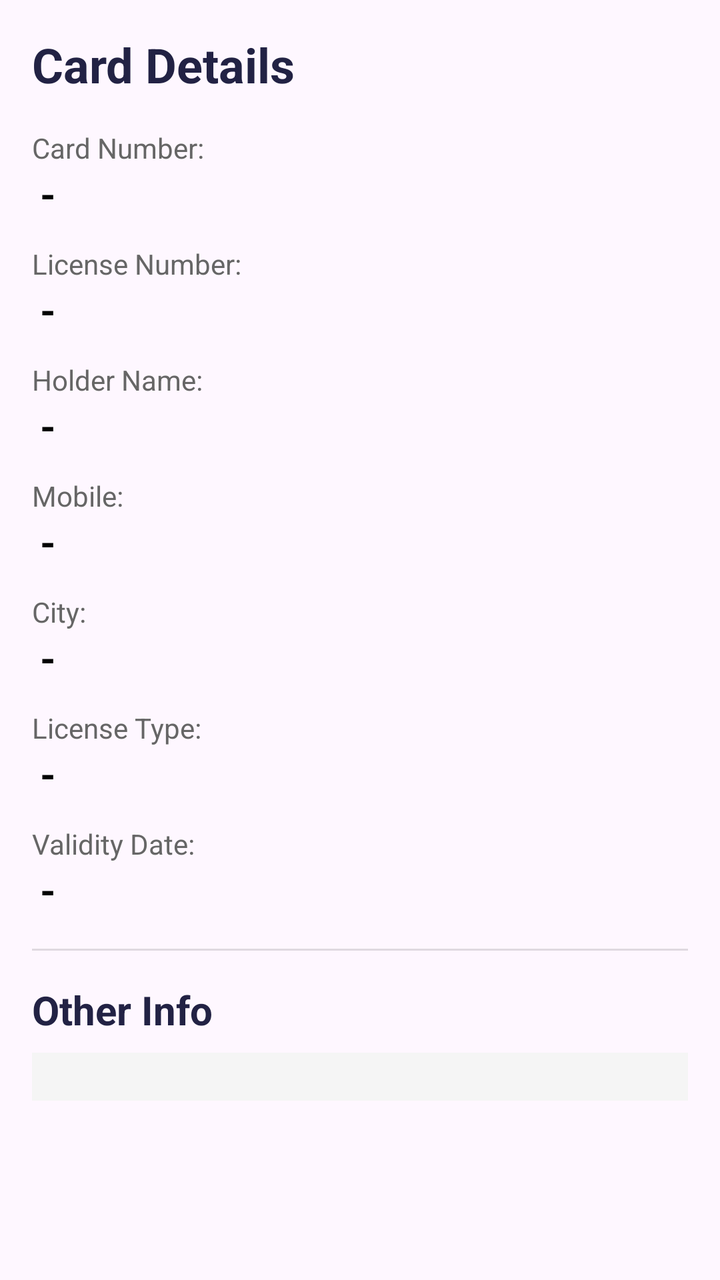
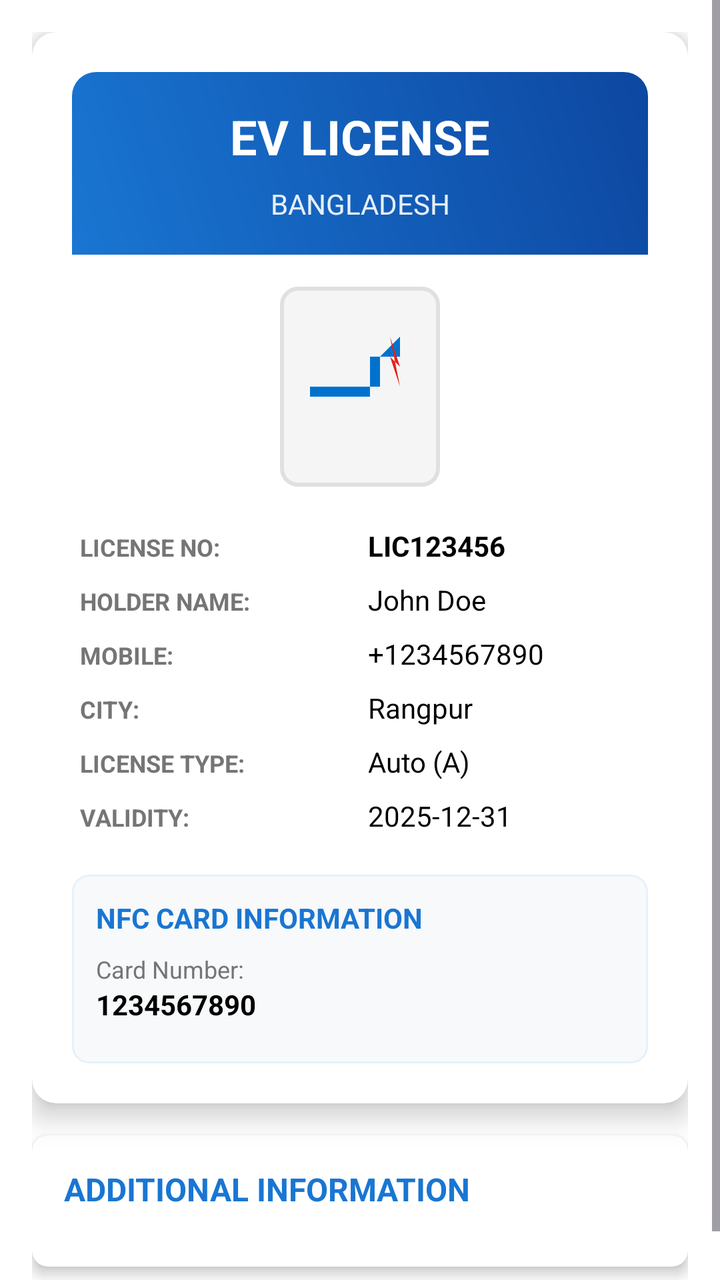

Before-and-after screenshots of an Android layout around one commit, followed by the original layout XML and the change that was made.
<!-- AndroidManifest.xml: application theme Theme.EVLicenseApp -->
<!-- res/layout/fragment_license_nfc_detail.xml -->
<?xml version="1.0" encoding="utf-8"?>
<ScrollView xmlns:android="http://schemas.android.com/apk/res/android"
    android:layout_width="match_parent"
    android:layout_height="match_parent"
    android:padding="16dp">

    <LinearLayout
        android:layout_width="match_parent"
        android:layout_height="wrap_content"
        android:orientation="vertical">

        <TextView
            android:layout_width="wrap_content"
            android:layout_height="wrap_content"
            android:text="Card Details"
            android:textSize="24sp"
            android:textStyle="bold"
            android:textColor="#222244"
            android:paddingBottom="8dp" />

        
        <TextView
            android:layout_width="wrap_content"
            android:layout_height="wrap_content"
            android:text="Card Number:"
            android:textSize="14sp"
            android:textColor="#666666"
            android:layout_marginTop="8dp"/>
        <TextView
            android:id="@+id/textCardNumber"
            android:layout_width="match_parent"
            android:layout_height="wrap_content"
            android:text="-"
            android:textSize="20sp"
            android:textColor="#000000"
            android:paddingStart="4dp"
            android:paddingEnd="4dp"
            android:textStyle="bold"/>

        
        <TextView
            android:layout_width="wrap_content"
            android:layout_height="wrap_content"
            android:text="License Number:"
            android:textSize="14sp"
            android:textColor="#666666"
            android:layout_marginTop="12dp"/>
        <TextView
            android:id="@+id/textLicenseNumber"
            android:layout_width="match_parent"
            android:layout_height="wrap_content"
            android:text="-"
            android:textSize="20sp"
            android:textColor="#000000"
            android:paddingStart="4dp"
            android:paddingEnd="4dp"
            android:textStyle="bold"/>

        
        <TextView
            android:layout_width="wrap_content"
            android:layout_height="wrap_content"
            android:text="Holder Name:"
            android:textSize="14sp"
            android:textColor="#666666"
            android:layout_marginTop="12dp"/>
        <TextView
            android:id="@+id/textHolderName"
            android:layout_width="match_parent"
            android:layout_height="wrap_content"
            android:text="-"
            android:textSize="20sp"
            android:textColor="#000000"
            android:paddingStart="4dp"
            android:paddingEnd="4dp"
            android:textStyle="bold"/>

        
        <TextView
            android:layout_width="wrap_content"
            android:layout_height="wrap_content"
            android:text="Mobile:"
            android:textSize="14sp"
            android:textColor="#666666"
            android:layout_marginTop="12dp"/>
        <TextView
            android:id="@+id/textMobile"
            android:layout_width="match_parent"
            android:layout_height="wrap_content"
            android:text="-"
            android:textSize="20sp"
            android:textColor="#000000"
            android:paddingStart="4dp"
            android:paddingEnd="4dp"
            android:textStyle="bold"/>

        
        <TextView
            android:layout_width="wrap_content"
            android:layout_height="wrap_content"
            android:text="City:"
            android:textSize="14sp"
            android:textColor="#666666"
            android:layout_marginTop="12dp"/>
        <TextView
            android:id="@+id/textCity"
            android:layout_width="match_parent"
            android:layout_height="wrap_content"
            android:text="-"
            android:textSize="20sp"
            android:textColor="#000000"
            android:paddingStart="4dp"
            android:paddingEnd="4dp"
            android:textStyle="bold"/>

        
        <TextView
            android:layout_width="wrap_content"
            android:layout_height="wrap_content"
            android:text="License Type:"
            android:textSize="14sp"
            android:textColor="#666666"
            android:layout_marginTop="12dp"/>
        <TextView
            android:id="@+id/textLicenseType"
            android:layout_width="match_parent"
            android:layout_height="wrap_content"
            android:text="-"
            android:textSize="20sp"
            android:textColor="#000000"
            android:paddingStart="4dp"
            android:paddingEnd="4dp"
            android:textStyle="bold"/>

        
        <TextView
            android:layout_width="wrap_content"
            android:layout_height="wrap_content"
            android:text="Validity Date:"
            android:textSize="14sp"
            android:textColor="#666666"
            android:layout_marginTop="12dp"/>
        <TextView
            android:id="@+id/textValidityDate"
            android:layout_width="match_parent"
            android:layout_height="wrap_content"
            android:text="-"
            android:textSize="20sp"
            android:textColor="#000000"
            android:paddingStart="4dp"
            android:paddingEnd="4dp"
            android:textStyle="bold"/>

        <View
            android:layout_width="match_parent"
            android:layout_height="1dp"
            android:background="?android:attr/listDivider"
            android:layout_marginTop="16dp"
            android:layout_marginBottom="16dp"/>

        
        <TextView
            android:layout_width="wrap_content"
            android:layout_height="wrap_content"
            android:text="Other Info"
            android:textSize="20sp"
            android:textStyle="bold"
            android:textColor="#222244"
            android:paddingBottom="8dp" />

        <TableLayout
            android:id="@+id/tableOtherInfo"
            android:layout_width="match_parent"
            android:layout_height="wrap_content"
            android:stretchColumns="1"
            android:background="#F5F5F5"
            android:padding="12dp"
            android:layout_marginBottom="16dp"/>

    </LinearLayout>
</ScrollView>
<!-- resources referenced by this layout -->
<resources>
  <style name="Theme.EVLicenseApp" parent="Theme.Material3.DayNight.NoActionBar">
          <item name="colorPrimary">@color/ev_blue</item>
          <item name="colorOnPrimary">@color/colorOnPrimary</item>
          <item name="colorSecondary">@color/ev_green</item>
          <item name="colorOnSecondary">@color/colorOnSecondary</item>
          <item name="colorError">@color/ev_red</item>
          <item name="colorOnError">@color/colorOnError</item>
          <item name="android:statusBarColor" tools:targetApi="l">@color/ev_blue</item>
          <item name="android:navigationBarColor">@color/ev_blue</item>
          <item name="colorSurface">@color/colorSurface</item>
          <item name="colorOnSurface">@color/colorOnSurface</item>
          <item name="colorBackground">@color/colorBackground</item>
          <item name="colorOnBackground">@color/colorOnBackground</item>
      </style>
  <color name="ev_blue">#0072CE</color>
  <color name="colorOnPrimary">#FFFFFF</color>
  <color name="ev_green">#2BA84A</color>
  <color name="colorOnSecondary">#FFFFFF</color>
  <color name="ev_red">#E2231A</color>
  <color name="colorOnError">#FFFFFF</color>
  <color name="colorSurface">#FFFFFF</color>
  <color name="colorOnSurface">#222222</color>
  <color name="colorBackground">#FFFFFF</color>
  <color name="colorOnBackground">#222222</color>
</resources>

<!-- the commit's change to res/layout/fragment_license_nfc_detail.xml (unified diff, before → after) -->
@@ -1,181 +1,280 @@
 <?xml version="1.0" encoding="utf-8"?>
 <ScrollView xmlns:android="http://schemas.android.com/apk/res/android"
+    xmlns:app="http://schemas.android.com/apk/res-auto"
     android:layout_width="match_parent"
     android:layout_height="match_parent"
-    android:padding="16dp">
+    android:background="@color/white">
 
     <LinearLayout
         android:layout_width="match_parent"
         android:layout_height="wrap_content"
-        android:orientation="vertical">
-
-        <TextView
-            android:layout_width="wrap_content"
-            android:layout_height="wrap_content"
-            android:text="Card Details"
-            android:textSize="24sp"
-            android:textStyle="bold"
-            android:textColor="#222244"
-            android:paddingBottom="8dp" />
+        android:orientation="vertical"
+        android:padding="16dp">
 
         
-        <TextView
-            android:layout_width="wrap_content"
-            android:layout_height="wrap_content"
-            android:text="Card Number:"
-            android:textSize="14sp"
-            android:textColor="#666666"
-            android:layout_marginTop="8dp"/>
-        <TextView
-            android:id="@+id/textCardNumber"
+        <androidx.cardview.widget.CardView
             android:layout_width="match_parent"
             android:layout_height="wrap_content"
-            android:text="-"
-            android:textSize="20sp"
-            android:textColor="#000000"
-            android:paddingStart="4dp"
-            android:paddingEnd="4dp"
-            android:textStyle="bold"/>
+            android:layout_marginBottom="16dp"
+            app:cardCornerRadius="12dp"
+            app:cardElevation="8dp"
+            app:cardBackgroundColor="@color/white">
+
+            <LinearLayout
+                android:layout_width="match_parent"
+                android:layout_height="wrap_content"
+                android:orientation="vertical"
+                android:padding="20dp">
+
+                
+                <LinearLayout
+                    android:layout_width="match_parent"
+                    android:layout_height="wrap_content"
+                    android:background="@drawable/license_card_header_gradient"
+                    android:orientation="vertical"
+                    android:padding="16dp"
+                    android:layout_margin="-20dp"
+                    android:layout_marginBottom="16dp">
+
+                    <TextView
+                        android:layout_width="match_parent"
+                        android:layout_height="wrap_content"
+                        android:text="EV LICENSE"
+                        android:textSize="24sp"
+                        android:textStyle="bold"
+                        android:textColor="@color/white"
+                        android:gravity="center"
+                        android:layout_marginBottom="8dp" />
+
+                    <TextView
+                        android:layout_width="match_parent"
+                        android:layout_height="wrap_content"
+                        android:text="BANGLADESH"
+                        android:textSize="14sp"
+                        android:textColor="@color/white"
+                        android:gravity="center"
+                        android:alpha="0.9" />
+
+                </LinearLayout>
+
+                
+                <FrameLayout
+                    android:layout_width="80dp"
+                    android:layout_height="100dp"
+                    android:layout_gravity="center_horizontal"
+                    android:layout_marginBottom="16dp"
+                    android:background="@drawable/license_photo_background">
+
+                    <ImageView
+                        android:layout_width="60dp"
+                        android:layout_height="60dp"
+                        android:layout_gravity="center"
+                        android:src="@drawable/ic_ev_logo"
+                        android:contentDescription="License Photo" />
+
+                </FrameLayout>
+
+                
+                <GridLayout
+                    android:layout_width="match_parent"
+                    android:layout_height="wrap_content"
+                    android:columnCount="2"
+                    android:rowCount="6"
+                    android:alignmentMode="alignMargins"
+                    android:useDefaultMargins="true">
+
+                    
+                    <TextView
+                        android:layout_width="0dp"
+                        android:layout_height="wrap_content"
+                        android:layout_columnWeight="1"
+                        android:text="LICENSE NO:"
+                        android:textSize="12sp"
+                        android:textColor="@color/gray_600"
+                        android:textStyle="bold" />
+
+                    <TextView
+                        android:id="@+id/textLicenseNumber"
+                        android:layout_width="0dp"
+                        android:layout_height="wrap_content"
+                        android:layout_columnWeight="1"
+                        android:text="LIC123456"
+                        android:textSize="14sp"
+                        android:textColor="@color/black"
+                        android:textStyle="bold" />
+
+                    
+                    <TextView
+                        android:layout_width="0dp"
+                        android:layout_height="wrap_content"
+                        android:layout_columnWeight="1"
+                        android:text="HOLDER NAME:"
+                        android:textSize="12sp"
+                        android:textColor="@color/gray_600"
+                        android:textStyle="bold" />
+
+                    <TextView
+                        android:id="@+id/textHolderName"
+                        android:layout_width="0dp"
+                        android:layout_height="wrap_content"
+                        android:layout_columnWeight="1"
+                        android:text="John Doe"
+                        android:textSize="14sp"
+                        android:textColor="@color/black" />
+
+                    
+                    <TextView
+                        android:layout_width="0dp"
+                        android:layout_height="wrap_content"
+                        android:layout_columnWeight="1"
+                        android:text="MOBILE:"
+                        android:textSize="12sp"
+                        android:textColor="@color/gray_600"
+                        android:textStyle="bold" />
+
+                    <TextView
+                        android:id="@+id/textMobile"
+                        android:layout_width="0dp"
+                        android:layout_height="wrap_content"
+                        android:layout_columnWeight="1"
+                        android:text="+1234567890"
+                        android:textSize="14sp"
+                        android:textColor="@color/black" />
+
+                    
+                    <TextView
+                        android:layout_width="0dp"
+                        android:layout_height="wrap_content"
+                        android:layout_columnWeight="1"
+                        android:text="CITY:"
+                        android:textSize="12sp"
+                        android:textColor="@color/gray_600"
+                        android:textStyle="bold" />
+
+                    <TextView
+                        android:id="@+id/textCity"
+                        android:layout_width="0dp"
+                        android:layout_height="wrap_content"
+                        android:layout_columnWeight="1"
+                        android:text="Rangpur"
+                        android:textSize="14sp"
+                        android:textColor="@color/black" />
+
+                    
+                    <TextView
+                        android:layout_width="0dp"
+                        android:layout_height="wrap_content"
+                        android:layout_columnWeight="1"
+                        android:text="LICENSE TYPE:"
+                        android:textSize="12sp"
+                        android:textColor="@color/gray_600"
+                        android:textStyle="bold" />
+
+                    <TextView
+                        android:id="@+id/textLicenseType"
+                        android:layout_width="0dp"
+                        android:layout_height="wrap_content"
+                        android:layout_columnWeight="1"
+                        android:text="Auto (A)"
+                        android:textSize="14sp"
+                        android:textColor="@color/black" />
+
+                    
+                    <TextView
+                        android:layout_width="0dp"
+                        android:layout_height="wrap_content"
+                        android:layout_columnWeight="1"
+                        android:text="VALIDITY:"
+                        android:textSize="12sp"
+                        android:textColor="@color/gray_600"
+                        android:textStyle="bold" />
+
+                    <TextView
+                        android:id="@+id/textValidityDate"
+                        android:layout_width="0dp"
+                        android:layout_height="wrap_content"
+                        android:layout_columnWeight="1"
+                        android:text="2025-12-31"
+                        android:textSize="14sp"
+                        android:textColor="@color/black" />
+
+                </GridLayout>
+
+                
+                <LinearLayout
+                    android:layout_width="match_parent"
+                    android:layout_height="wrap_content"
+                    android:orientation="vertical"
+                    android:layout_marginTop="16dp"
+                    android:padding="12dp"
+                    android:background="@drawable/nfc_info_background">
+
+                    <TextView
+                        android:layout_width="match_parent"
+                        android:layout_height="wrap_content"
+                        android:text="NFC CARD INFORMATION"
+                        android:textSize="14sp"
+                        android:textStyle="bold"
+                        android:textColor="@color/primary"
+                        android:layout_marginBottom="8dp" />
+
+                    <TextView
+                        android:layout_width="match_parent"
+                        android:layout_height="wrap_content"
+                        android:text="Card Number:"
+                        android:textSize="12sp"
+                        android:textColor="@color/gray_600" />
+
+                    <TextView
+                        android:id="@+id/textCardNumber"
+                        android:layout_width="match_parent"
+                        android:layout_height="wrap_content"
+                        android:text="1234567890"
+                        android:textSize="14sp"
+                        android:textColor="@color/black"
+                        android:textStyle="bold"
+                        android:layout_marginBottom="8dp" />
+
+                </LinearLayout>
+
+            </LinearLayout>
+
+        </androidx.cardview.widget.CardView>
 
         
-        <TextView
-            android:layout_width="wrap_content"
-            android:layout_height="wrap_content"
-            android:text="License Number:"
-            android:textSize="14sp"
-            android:textColor="#666666"
-            android:layout_marginTop="12dp"/>
-        <TextView
-            android:id="@+id/textLicenseNumber"
+        <androidx.cardview.widget.CardView
             android:layout_width="match_parent"
             android:layout_height="wrap_content"
-            android:text="-"
-            android:textSize="20sp"
-            android:textColor="#000000"
-            android:paddingStart="4dp"
-            android:paddingEnd="4dp"
-            android:textStyle="bold"/>
-
-        
-        <TextView
-            android:layout_width="wrap_content"
-            android:layout_height="wrap_content"
-            android:text="Holder Name:"
-            android:textSize="14sp"
-            android:textColor="#666666"
-            android:layout_marginTop="12dp"/>
-        <TextView
-            android:id="@+id/textHolderName"
-            android:layout_width="match_parent"
-            android:layout_height="wrap_content"
-            android:text="-"
-            android:textSize="20sp"
-            android:textColor="#000000"
-            android:paddingStart="4dp"
-            android:paddingEnd="4dp"
-            android:textStyle="bold"/>
-
-        
-        <TextView
-            android:layout_width="wrap_content"
-            android:layout_height="wrap_content"
-            android:text="Mobile:"
-            android:textSize="14sp"
-            android:textColor="#666666"
-            android:layout_marginTop="12dp"/>
-        <TextView
-            android:id="@+id/textMobile"
-            android:layout_width="match_parent"
-            android:layout_height="wrap_content"
-            android:text="-"
-            android:textSize="20sp"
-            android:textColor="#000000"
-            android:paddingStart="4dp"
-            android:paddingEnd="4dp"
-            android:textStyle="bold"/>
-
-        
-        <TextView
-            android:layout_width="wrap_content"
-            android:layout_height="wrap_content"
-            android:text="City:"
-            android:textSize="14sp"
-            android:textColor="#666666"
-            android:layout_marginTop="12dp"/>
-        <TextView
-            android:id="@+id/textCity"
-            android:layout_width="match_parent"
-            android:layout_height="wrap_content"
-            android:text="-"
-            android:textSize="20sp"
-            android:textColor="#000000"
-            android:paddingStart="4dp"
-            android:paddingEnd="4dp"
-            android:textStyle="bold"/>
-
-        
-        <TextView
-            android:layout_width="wrap_content"
-            android:layout_height="wrap_content"
-            android:text="License Type:"
-            android:textSize="14sp"
-            android:textColor="#666666"
-            android:layout_marginTop="12dp"/>
-        <TextView
-            android:id="@+id/textLicenseType"
-            android:layout_width="match_parent"
-            android:layout_height="wrap_content"
-            android:text="-"
-            android:textSize="20sp"
-            android:textColor="#000000"
-            android:paddingStart="4dp"
-            android:paddingEnd="4dp"
-            android:textStyle="bold"/>
-
-        
-        <TextView
-            android:layout_width="wrap_content"
-            android:layout_height="wrap_content"
-            android:text="Validity Date:"
-            android:textSize="14sp"
-            android:textColor="#666666"
-            android:layout_marginTop="12dp"/>
-        <TextView
-            android:id="@+id/textValidityDate"
-            android:layout_width="match_parent"
-            android:layout_height="wrap_content"
-            android:text="-"
-            android:textSize="20sp"
-            android:textColor="#000000"
-            android:paddingStart="4dp"
-            android:paddingEnd="4dp"
-            android:textStyle="bold"/>
-
-        <View
-            android:layout_width="match_parent"
-            android:layout_height="1dp"
-            android:background="?android:attr/listDivider"
-            android:layout_marginTop="16dp"
-            android:layout_marginBottom="16dp"/>
-
-        
-        <TextView
-            android:layout_width="wrap_content"
-            android:layout_height="wrap_content"
-            android:text="Other Info"
-            android:textSize="20sp"
-            android:textStyle="bold"
-            android:textColor="#222244"
-            android:paddingBottom="8dp" />
-
-        <TableLayout
-            android:id="@+id/tableOtherInfo"
-            android:layout_width="match_parent"
-            android:layout_height="wrap_content"
-            android:stretchColumns="1"
-            android:background="#F5F5F5"
-            android:padding="12dp"
-            android:layout_marginBottom="16dp"/>
+            android:layout_marginBottom="16dp"
+            app:cardCornerRadius="8dp"
+            app:cardElevation="4dp">
+
+            <LinearLayout
+                android:layout_width="match_parent"
+                android:layout_height="wrap_content"
+                android:orientation="vertical"
+                android:padding="16dp">
+
+                <TextView
+                    android:layout_width="match_parent"
+                    android:layout_height="wrap_content"
+                    android:text="ADDITIONAL INFORMATION"
+                    android:textSize="16sp"
+                    android:textStyle="bold"
+                    android:textColor="@color/primary"
+                    android:layout_marginBottom="12dp" />
+
+                
+                <android.widget.TableLayout
+                    android:id="@+id/tableOtherInfo"
+                    android:layout_width="match_parent"
+                    android:layout_height="wrap_content"
+                    android:stretchColumns="*" />
+
+            </LinearLayout>
+
+        </androidx.cardview.widget.CardView>
 
     </LinearLayout>
+
 </ScrollView>
<!-- resource entries referenced after the edit -->
@@ -1,5 +1,55 @@
 <!-- resources referenced by this layout -->
 <resources>
+  <color name="black">#000000</color>
+  <color name="gray_600">#757575</color>
+  <color name="primary">#1976D2</color>
+  <color name="white">#FFFFFF</color>
+  <!-- drawable ic_ev_logo (drawable) -->
+  <?xml version="1.0" encoding="utf-8"?>
+  <vector xmlns:android="http://schemas.android.com/apk/res/android"
+      android:width="120dp"
+      android:height="120dp"
+      android:viewportWidth="120"
+      android:viewportHeight="120">
+      <path
+          android:fillColor="#0072CE"
+          android:pathData="M10,60 h60 v10 h-60 z M70,60 v-30 h10 v30 z M80,30 l20,-20 v20 z"/>
+      <path
+          android:fillColor="#E2231A"
+          android:pathData="M90,10 l10,30 l-10,-10 l10,30"/>
+  </vector>
+  <!-- drawable license_card_header_gradient (drawable) -->
+  <?xml version="1.0" encoding="utf-8"?>
+  <shape xmlns:android="http://schemas.android.com/apk/res/android"
+      android:shape="rectangle">
+      <gradient
+          android:startColor="#1976D2"
+          android:endColor="#0D47A1"
+          android:angle="45" />
+      <corners
+          android:topLeftRadius="12dp"
+          android:topRightRadius="12dp" />
+  </shape>
+  <!-- drawable license_photo_background (drawable) -->
+  <?xml version="1.0" encoding="utf-8"?>
+  <shape xmlns:android="http://schemas.android.com/apk/res/android"
+      android:shape="rectangle">
+      <solid android:color="#F5F5F5" />
+      <stroke
+          android:width="2dp"
+          android:color="#E0E0E0" />
+      <corners android:radius="8dp" />
+  </shape>
+  <!-- drawable nfc_info_background (drawable) -->
+  <?xml version="1.0" encoding="utf-8"?>
+  <shape xmlns:android="http://schemas.android.com/apk/res/android"
+      android:shape="rectangle">
+      <solid android:color="#F8F9FA" />
+      <stroke
+          android:width="1dp"
+          android:color="#E3F2FD" />
+      <corners android:radius="8dp" />
+  </shape>
   <style name="Theme.EVLicenseApp" parent="Theme.Material3.DayNight.NoActionBar">
           <item name="colorPrimary">@color/ev_blue</item>
           <item name="colorOnPrimary">@color/colorOnPrimary</item>
